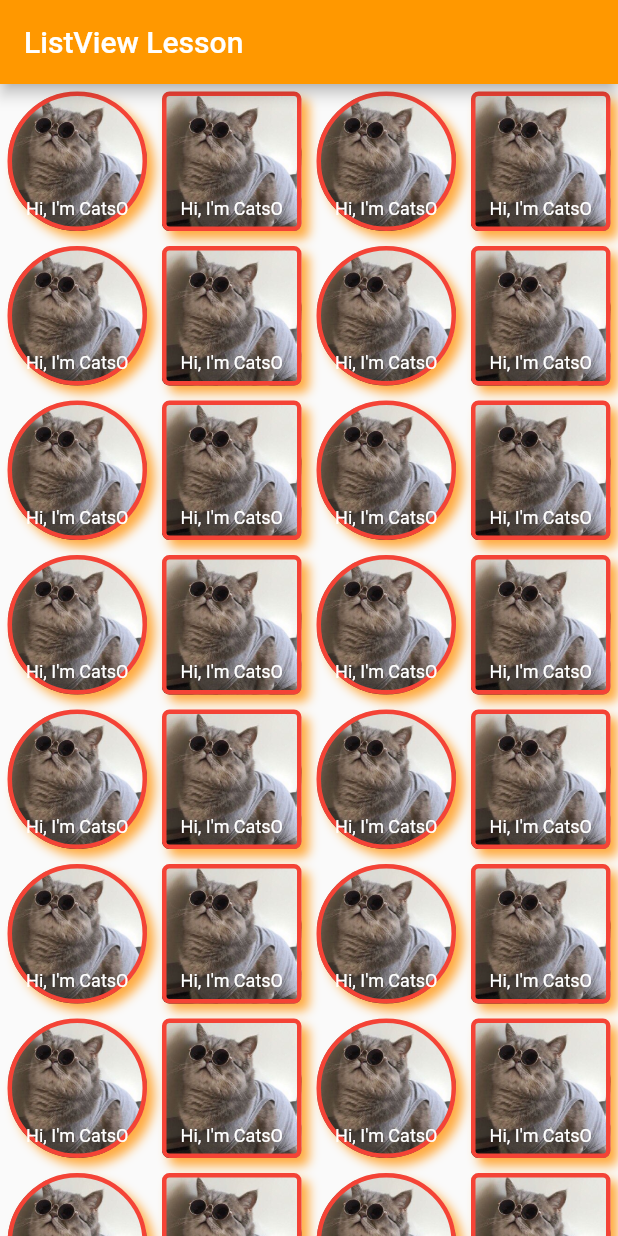
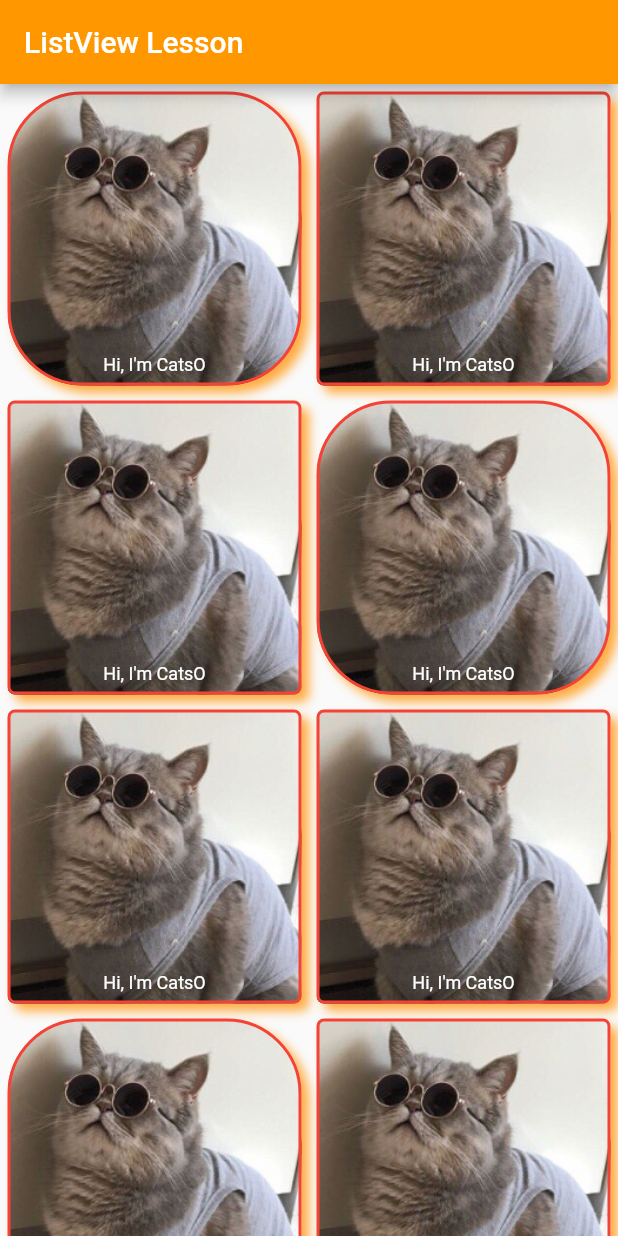
Before and after one commit to erenalpt/flutter-Action-List, a Flutter app: the screen it shows after launch, on a phone screen of 412 x 824 dp. Run offline on Flutter 3.47's test engine with Material 2 defaults, Android fonts, the phone set to English and light mode, and no system bars; our stand-ins replace fluttertoast.

```diff
--- a/lib/ui/gridclass.dart
+++ b/lib/ui/gridclass.dart
@@ -9,9 +9,10 @@ class GridClassOrnek extends StatelessWidget {
     return GridView.builder(
       itemCount: 100,
       gridDelegate:
-          SliverGridDelegateWithFixedCrossAxisCount(crossAxisCount: 4),
+          SliverGridDelegateWithFixedCrossAxisCount(crossAxisCount: 2),
       itemBuilder: (BuildContext context, int index) {
-        return Container(
+        return GestureDetector(
+          child: Container(
             margin: EdgeInsets.all(5),
             decoration: BoxDecoration(
               // border: Border(
@@ -19,7 +20,7 @@ class GridClassOrnek extends StatelessWidget {
               //       color: Colors.red, width: 6, style: BorderStyle.solid),
               // ),
               border: Border.all(
-                color: Colors.red, width: 3, style: BorderStyle.solid),
+                  color: Colors.red, width: 2, style: BorderStyle.solid),
               boxShadow: [
                 BoxShadow(
                     color: Colors.orangeAccent,
@@ -27,8 +28,8 @@ class GridClassOrnek extends StatelessWidget {
                     blurRadius: 5)
               ],
               borderRadius:
-                BorderRadius.all(Radius.circular(index % 2 == 0 ? 50 : 5)),
-            color: Colors.red[100 * (index % 6)],
+                  BorderRadius.all(Radius.circular(index % 3 == 0 ? 50 : 5)),
+              color: Colors.red[100 * (index % 9)],
               gradient: LinearGradient(
                   colors: [Colors.red, Colors.amber],
                   begin: Alignment.topCenter,
@@ -47,6 +48,14 @@ class GridClassOrnek extends StatelessWidget {
                 style: TextStyle(color: Colors.white, fontSize: 12),
               ),
             ),
+          ),
+          onTap: () => debugPrint("OnTop $index click"),
+          onDoubleTap: () => debugPrint("OnDoubleTop $index click"),
+          onLongPress: () => debugPrint("OnLongPress $index click"),
+          onLongPressStart: (details) =>
+              debugPrint("OnLongPress $index $details "),
+          onHorizontalDragStart: (details) =>
+              debugPrint("onHorizontalDragStart $index $details"),
         );
       },
     );
```
Lines whose indentation alone changed are shown as unchanged.
